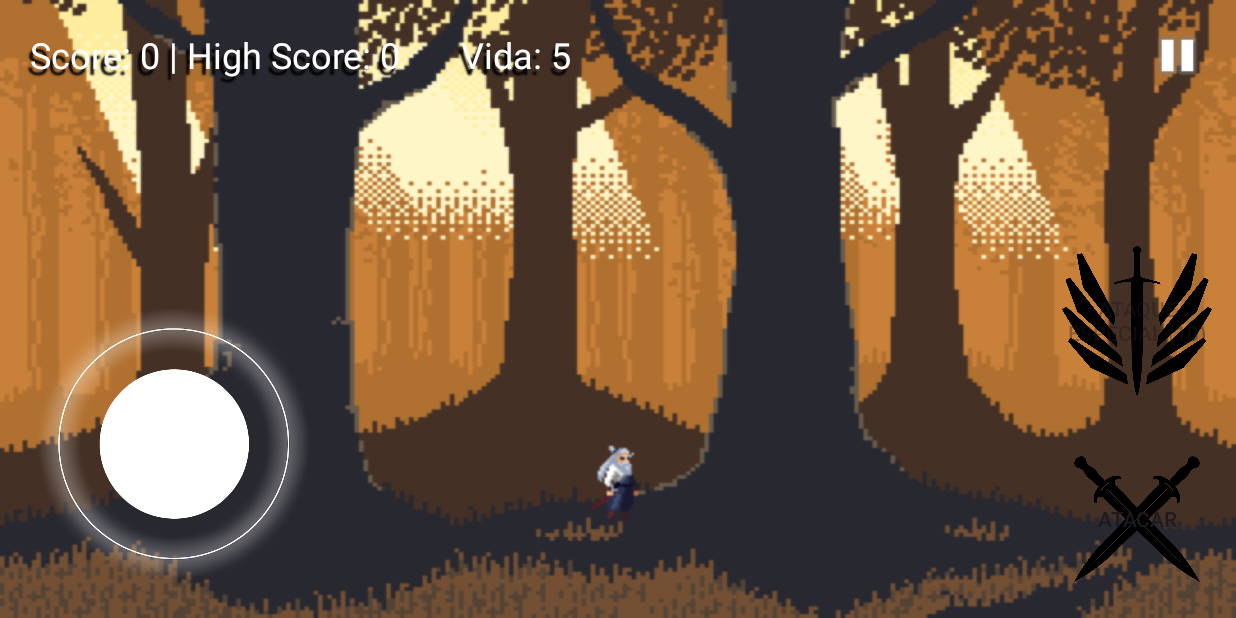
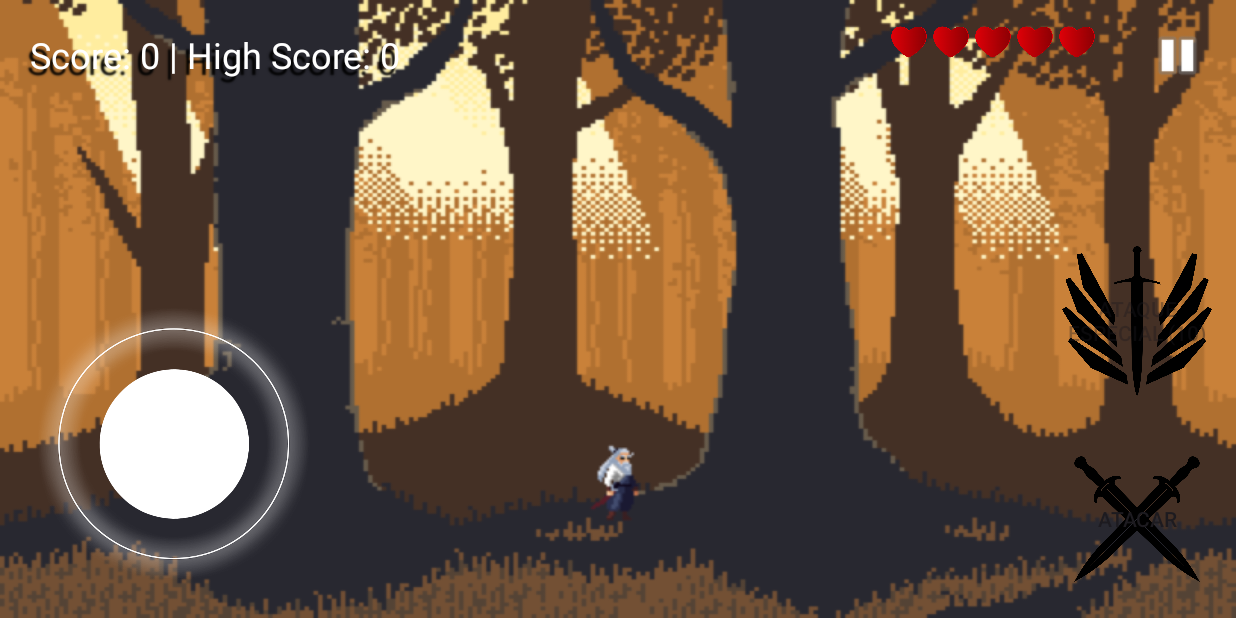
Before and after one commit to darlber/Samurai, an Android app: the screen it shows after launch (MainActivity), after a tap on "Botón de play", on a phone screen of 824 x 412 dp (held sideways). Run offline under Robolectric (Android 15) with nearby library versions, the phone set to English and light mode, and no system bars.

Commit message:
feat(health system): replace health text view with health icons for better UI representation

```diff
--- a/Samurai/src/main/java/com/example/samurai/GameFragment.java
+++ b/Samurai/src/main/java/com/example/samurai/GameFragment.java
@@ -34,6 +34,7 @@ public class GameFragment extends Fragment {
     private boolean isGameRunning = true;
     private boolean isGamePaused = false;
     private View innerCircle, outerCircle;
+    private ImageView health1, health2, health3, health4, health5;
 
     @SuppressLint("ClickableViewAccessibility")
     @Nullable
@@ -50,7 +51,12 @@ public class GameFragment extends Fragment {
         ImageView pauseButton = rootView.findViewById(R.id.pauseButton);
         Button btnSpecialAttack = rootView.findViewById(R.id.btnSpecialAttack);
         TextView scoreTextView = rootView.findViewById(R.id.scoreTextView);
-        TextView healthTextView = rootView.findViewById(R.id.healthTextView);
+
+        health1 = rootView.findViewById(R.id.health1);
+        health2 = rootView.findViewById(R.id.health2);
+        health3 = rootView.findViewById(R.id.health3);
+        health4 = rootView.findViewById(R.id.health4);
+        health5 = rootView.findViewById(R.id.health5);
 
         scoreManager = new ScoreManager(requireContext(), scoreTextView);
         enemyManager = new EnemyManager(requireContext(), screenWidth, screenHeight);
@@ -72,13 +78,19 @@ public class GameFragment extends Fragment {
         CustomView customView = new CustomView(requireContext(), screenWidth, screenHeight, enemies, enemyManager, samurai, samuraiController, scoreManager, this);
         ((ViewGroup) rootView).addView(customView, 0);
 
-        updateHealthTextView(healthTextView, samurai);
+        updateHealthTextView(samurai);
 
         return rootView;
     }
 
-    public void updateHealthTextView(TextView healthTextView, Samurai samurai) {
-        healthTextView.setText(getString(R.string.health_text, samurai.getHealth()));
+    public void updateHealthTextView(Samurai samurai) {
+        int health = samurai.getHealth();
+
+        health1.setVisibility(health >= 1 ? View.VISIBLE : View.GONE);
+        health2.setVisibility(health >= 2 ? View.VISIBLE : View.GONE);
+        health3.setVisibility(health >= 3 ? View.VISIBLE : View.GONE);
+        health4.setVisibility(health >= 4 ? View.VISIBLE : View.GONE);
+        health5.setVisibility(health >= 5 ? View.VISIBLE : View.GONE);
     }
 
 
--- a/Samurai/src/main/java/com/example/samurai/jugador/Samurai.java
+++ b/Samurai/src/main/java/com/example/samurai/jugador/Samurai.java
@@ -46,14 +46,12 @@ public class Samurai {
     }
 
     public void takeDamage(SamuraiController samuraiController, GameFragment gameFragment) {
+        if (!isInvulnerable() && !isDead()) {
             this.health--;
-            if (!isInvulnerable() && !isDead()) {
-                Log.d("Samurai", "Vida restante: " + health);
             samuraiController.startHurtAnimation();
 
-                // Llama a la función del GameFragment para actualizar la vida en la UI
             if (gameFragment != null) {
-                    gameFragment.updateHealthTextView(gameFragment.requireView().findViewById(R.id.healthTextView), this);
+                gameFragment.updateHealthTextView(this);
             }
         }
     }
--- a/Samurai/src/main/res/layout/game_layout.xml
+++ b/Samurai/src/main/res/layout/game_layout.xml
@@ -23,8 +23,8 @@
 
         />
 
-    <TextView
-        android:id="@+id/healthTextView"
+    <LinearLayout
+        android:id="@+id/healthLayout"
         android:layout_width="wrap_content"
         android:layout_height="wrap_content"
         android:layout_alignParentTop="true"
@@ -33,15 +33,43 @@
         android:layout_marginTop="14dp"
         android:layout_marginEnd="16dp"
         android:layout_marginBottom="16dp"
-        android:layout_toEndOf="@id/scoreTextView"
-        android:padding="4dp"
-        android:text="@string/health_text"
-        android:shadowColor="#000000"
-        android:shadowDx="-3.5"
-        android:shadowDy="5.5"
-        android:shadowRadius="1"
-        android:textColor="#FFFFFF"
-        android:textSize="24sp" />
+        android:layout_toStartOf="@id/pauseButton"
+        android:orientation="horizontal">
+
+        <ImageView
+            android:id="@+id/health1"
+            android:layout_width="24dp"
+            android:layout_height="24dp"
+            android:src="@drawable/heart"
+            android:layout_marginEnd="4dp"/>
+
+        <ImageView
+            android:id="@+id/health2"
+            android:layout_width="24dp"
+            android:layout_height="24dp"
+            android:src="@drawable/heart"
+            android:layout_marginEnd="4dp"/>
+
+        <ImageView
+            android:id="@+id/health3"
+            android:layout_width="24dp"
+            android:layout_height="24dp"
+            android:src="@drawable/heart"
+            android:layout_marginEnd="4dp"/>
+
+        <ImageView
+            android:id="@+id/health4"
+            android:layout_width="24dp"
+            android:layout_height="24dp"
+            android:src="@drawable/heart"
+            android:layout_marginEnd="4dp"/>
+
+        <ImageView
+            android:id="@+id/health5"
+            android:layout_width="24dp"
+            android:layout_height="24dp"
+            android:src="@drawable/heart"/>
+    </LinearLayout>
 
     <ImageView
         android:id="@+id/pauseButton"
```
Also changed, not shown: Samurai/src/main/res/drawable/heart.png (added). Lines whose indentation alone changed are shown as unchanged.
